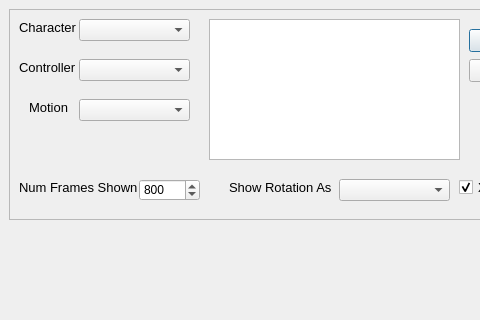
DrAlta/smartbody, file core/smartbody/sbm-debugger/gui/designer/DataViewerDialog.ui: the form before one commit; both pictures show x 0 to 480 and y 0 to 320 of the 806 by 599 pixel window.
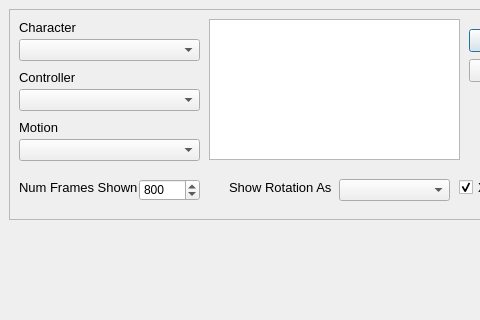
The form after the commit.

Commit message: sbmdebugger- the vhmsg and sbm tabs in the command window now work. The data viewer window now has all of it's fields populated.

Patch:
```diff
--- a/core/smartbody/sbm-debugger/gui/designer/DataViewerDialog.ui
+++ b/core/smartbody/sbm-debugger/gui/designer/DataViewerDialog.ui
@@ -49,9 +49,9 @@
    <widget class="QComboBox" name="characterNameBox">
     <property name="geometry">
      <rect>
-      <x>70</x>
-      <y>10</y>
-      <width>111</width>
+      <x>10</x>
+      <y>30</y>
+      <width>181</width>
       <height>22</height>
      </rect>
     </property>
@@ -60,7 +60,7 @@
     <property name="geometry">
      <rect>
       <x>10</x>
-      <y>50</y>
+      <y>60</y>
       <width>61</width>
       <height>16</height>
      </rect>
@@ -77,9 +77,9 @@
    <widget class="QComboBox" name="controllerBox">
     <property name="geometry">
      <rect>
-      <x>70</x>
-      <y>50</y>
-      <width>111</width>
+      <x>10</x>
+      <y>80</y>
+      <width>181</width>
       <height>22</height>
      </rect>
     </property>
@@ -87,8 +87,8 @@
    <widget class="QLabel" name="motionLabel">
     <property name="geometry">
      <rect>
-      <x>20</x>
-      <y>90</y>
+      <x>10</x>
+      <y>110</y>
       <width>41</width>
       <height>16</height>
      </rect>
@@ -105,9 +105,9 @@
    <widget class="QComboBox" name="motionBox">
     <property name="geometry">
      <rect>
-      <x>70</x>
-      <y>90</y>
-      <width>111</width>
+      <x>10</x>
+      <y>130</y>
+      <width>181</width>
       <height>22</height>
      </rect>
     </property>
```
The commit also changes 22 other files.
